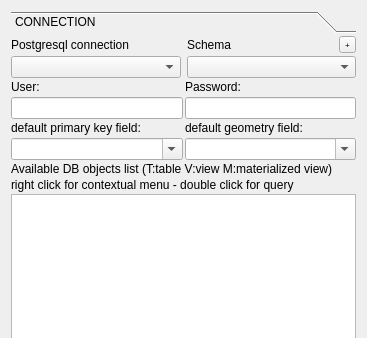
This is ui_postgisquerybuilder.ui in enricofer/postgisQueryBuilder as Qt 5 draws it before an edit; both pictures show x 0 to 367 and y 0 to 338 of the 367 by 796 pixel window. The edited form follows.
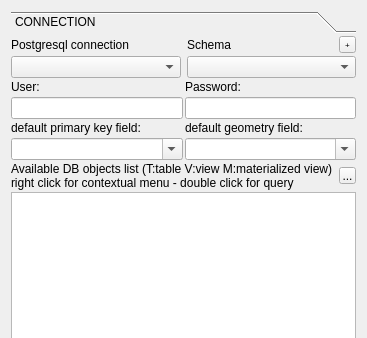
This is the edited form. The open tabs and pages were chosen to show the change. Custom widgets are drawn as their Qt base class.

Patch:
```diff
--- a/ui_postgisquerybuilder.ui
+++ b/ui_postgisquerybuilder.ui
@@ -61,7 +61,7 @@
         <x>0</x>
         <y>0</y>
         <width>336</width>
-        <height>619</height>
+        <height>621</height>
        </rect>
       </property>
       <attribute name="label">
@@ -296,7 +296,9 @@
           </layout>
          </item>
          <item>
-          <widget class="QLabel" name="label_2">
+          <layout class="QHBoxLayout" name="horizontalLayout_14">
+           <item>
+            <widget class="QLabel" name="label_4">
            <property name="sizePolicy">
             <sizepolicy hsizetype="Minimum" vsizetype="Preferred">
              <horstretch>0</horstretch>
@@ -316,16 +318,37 @@
             </size>
            </property>
            <property name="text">
-            <string>Available DB objects list (T:table V:view M:materialized view)</string>
+              <string>Available DB objects list (T:table V:view M:materialized view)
+right click for contextual menu - double click for query</string>
+             </property>
+             <property name="wordWrap">
+              <bool>true</bool>
            </property>
           </widget>
          </item>
          <item>
-          <widget class="QLabel" name="label">
+            <widget class="QToolButton" name="reloadButton">
+             <property name="minimumSize">
+              <size>
+               <width>17</width>
+               <height>17</height>
+              </size>
+             </property>
+             <property name="maximumSize">
+              <size>
+               <width>17</width>
+               <height>17</height>
+              </size>
+             </property>
+             <property name="toolTip">
+              <string>refresh layer list</string>
+             </property>
            <property name="text">
-            <string>right click for contextual menu - double click for query</string>
-           </property>
-          </widget>
+              <string>...</string>
+             </property>
+            </widget>
+           </item>
+          </layout>
          </item>
          <item>
           <layout class="QHBoxLayout" name="horizontalLayout">
```
Left out of the diff: 12 changed lines with no effect on the pictures. Lines whose indentation alone changed are shown as unchanged.
